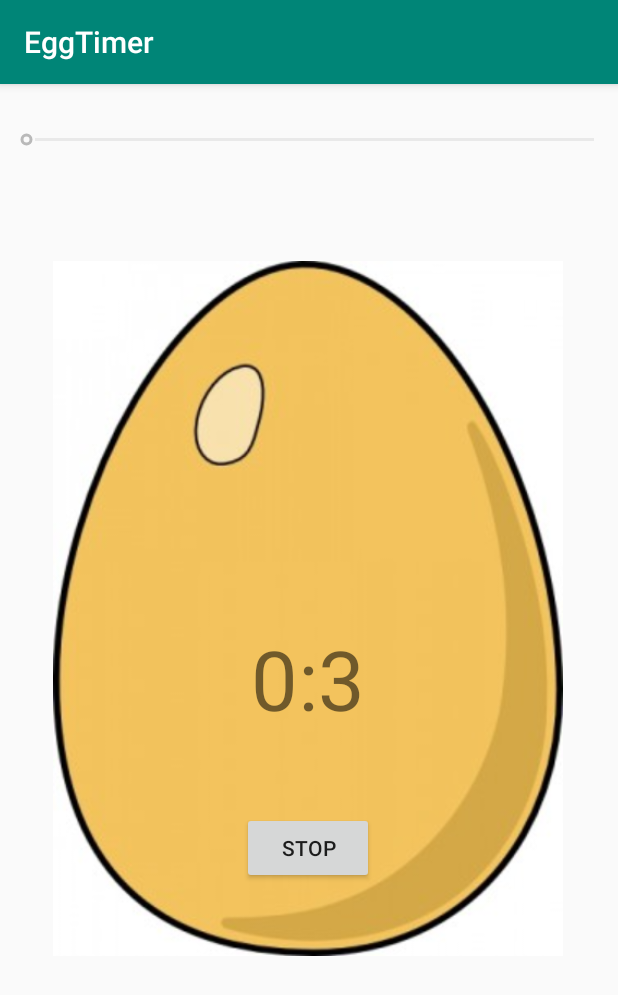
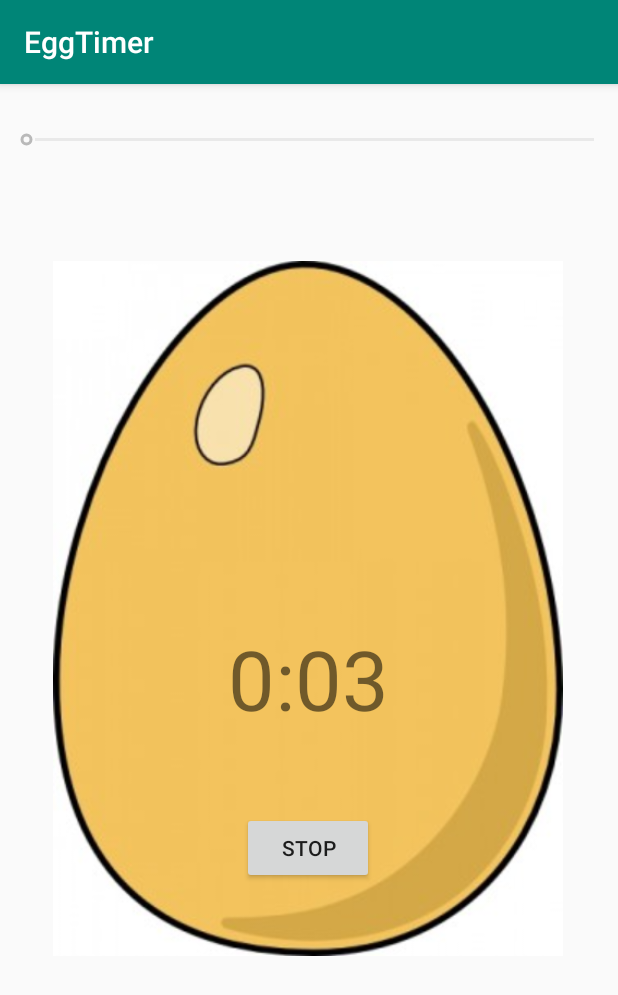
Before and after one commit to salemalem/EggTimer, an Android app: the screen it shows after launch (MainActivity), after a tap on "GO!", on a phone screen of 412 x 824 dp. Shown: the top 995 px of the screen. Run offline under Robolectric (Android 15) with nearby library versions, the light colour scheme and no system bars.

Commit message:
fixed issue #1 the seconds now :05, not :5.

```diff
--- a/app/src/main/java/com/example/eggtimer/MainActivity.java
+++ b/app/src/main/java/com/example/eggtimer/MainActivity.java
@@ -29,7 +29,13 @@ public class MainActivity extends AppCompatActivity {
         int minutes = (int) secondsLeft / 60;
         int seconds = secondsLeft - minutes*60;
 
-        timerTextView.setText(Integer.toString(minutes) + ":" + Integer.toString(seconds));
+        String secondString;
+        if (seconds < 10) {
+            secondString = "0" + Integer.toString(seconds);
+        } else {
+            secondString = Integer.toString(seconds);
+        }
+        timerTextView.setText(Integer.toString(minutes) + ":" + secondString);
         timerSeekBar.setProgress(minutes * 60 + seconds);
     }
 
@@ -77,8 +83,14 @@ public class MainActivity extends AppCompatActivity {
 
         int mySeconds = 5;
         timerSeekBar.setProgress(mySeconds);
+        String secondString;
+        if (mySeconds - mySeconds/60 < 10) {
+            secondString = "0" + Integer.toString(mySeconds - mySeconds/60);
+        } else {
+            secondString = Integer.toString(mySeconds - mySeconds/60);
+        }
 
-        timerTextView.setText(Integer.toString(mySeconds/60) + ":" + Integer.toString(mySeconds - mySeconds/60));
+        timerTextView.setText(Integer.toString(mySeconds/60) + ":" + secondString);
 
         timerSeekBar.setOnSeekBarChangeListener(new SeekBar.OnSeekBarChangeListener() {
             @Override
```
